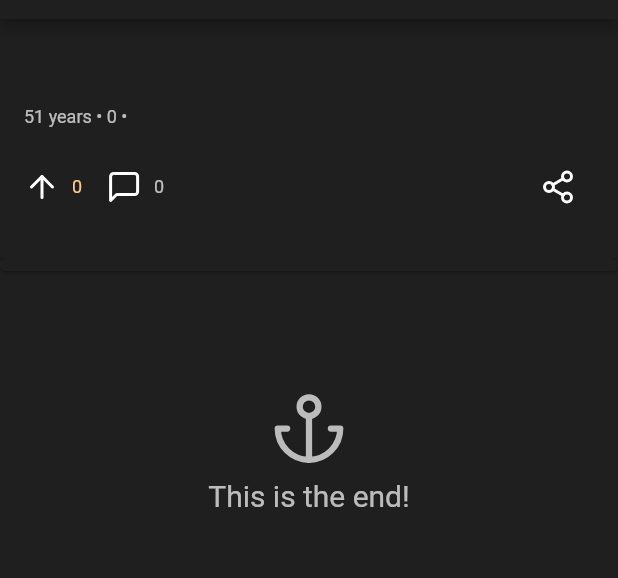
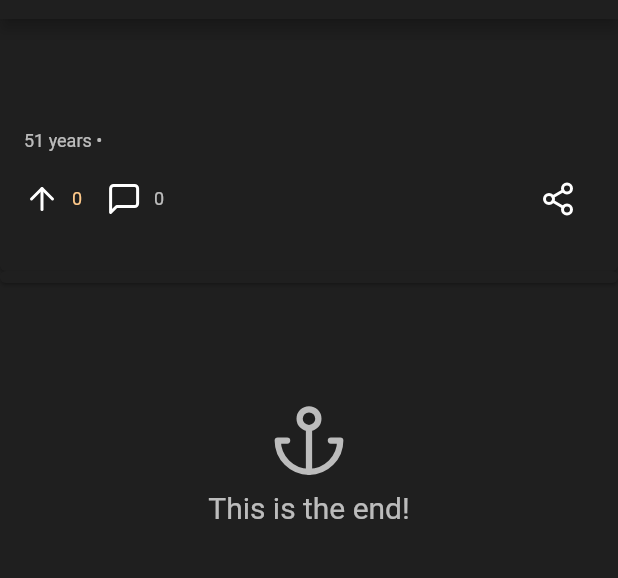
Before and after one commit to edisonywh/stingray, a Flutter app: the StoryPage screen opened directly with empty values, on a phone screen of 412 x 824 dp, the part 65-643 px from its top. Run offline on Flutter 3.47's test engine with Material 2 defaults, Android fonts, the phone set to English and light mode, and no system bars; our stand-ins replace expandable, flutter_hooks, flutter_icons, flutter_riverpod, flutter_slidable, hooks_riverpod and 5 more; statements that could not run were skipped.

Commit message:
Fix small UI issues in StoryPage

```diff
--- a/lib/page/story_page.dart
+++ b/lib/page/story_page.dart
@@ -97,23 +97,18 @@ class StoryPage extends HookWidget {
                             ),
                           ),
                         ),
-                        Text(
-                          item.domain,
-                          style: Theme.of(context).textTheme.caption,
+                        Padding(
+                          padding: const EdgeInsets.symmetric(vertical: 8.0),
+                          child: Text(
+                            item.domain,
+                            style: Theme.of(context).textTheme.caption,
+                          ),
                         ),
                         RichText(
                           text: TextSpan(
                             children: <TextSpan>[
                               TextSpan(
                                 text: item.ago,
-                                style: Theme.of(context).textTheme.caption,
-                              ),
-                              TextSpan(
-                                text: " ${String.fromCharCode(8226)} ",
-                                style: Theme.of(context).textTheme.caption,
-                              ),
-                              TextSpan(
-                                text: item.descendants.toString(),
                                 style: Theme.of(context).textTheme.caption,
                               ),
                               TextSpan(
@@ -139,7 +134,7 @@ class StoryPage extends HookWidget {
                               HtmlUnescape().convert(item.text),
                             ),
                           ),
-                        if (item.parts != [])
+                        if (item.parts.isNotEmpty)
                           Padding(
                             padding: const EdgeInsets.only(top: 8.0),
                             child: ListView.builder(
```
